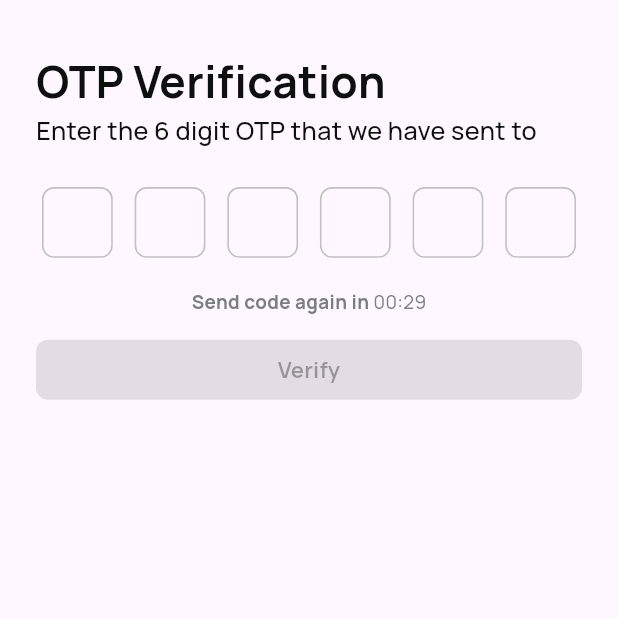
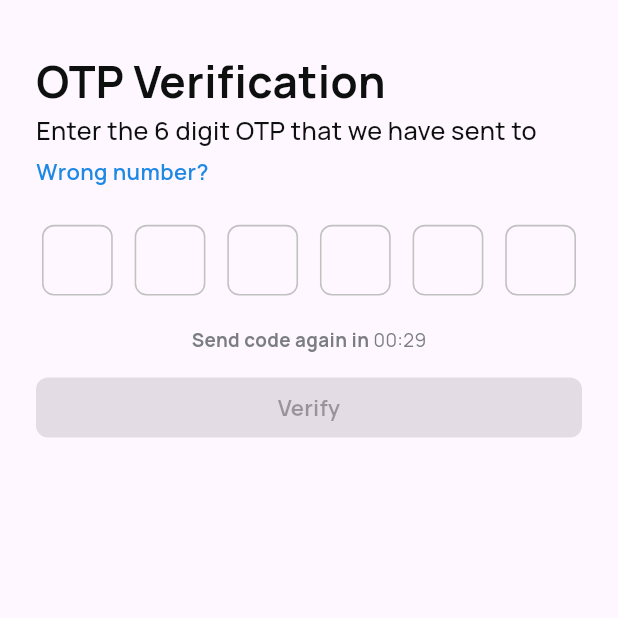
Before and after one commit to pkumarmshetty/xplor-bap, a Flutter app: the OtpView screen opened by its route, on a phone screen of 412 x 824 dp, the top half of it. Run offline on Flutter 3.47's test engine with Material 3 defaults, Android fonts, the phone set to English and light mode, and no system bars; drawn by our look-alikes of pin_code_fields; our stand-ins replace bloc, connectivity_plus, country_code_picker, dio, equatable, flutter_animate and 6 more; accounts and stored records are empty.

```diff
--- a/lib/features/on_boarding/presentation/pages/complete_kyc/complete_kyc_view.dart
+++ b/lib/features/on_boarding/presentation/pages/complete_kyc/complete_kyc_view.dart
@@ -13,7 +13,6 @@ import '../../../../../utils/extensions/font_style/font_styles.dart';
 import '../../../../../utils/extensions/padding.dart';
 import '../../../../../utils/extensions/space.dart';
 import '../../../../../config/routes/path_routing.dart';
-import '../../../../../config/services/app_services.dart';
 import '../../../../../utils/app_colors.dart';
 
 /// Importing necessary paths and services
@@ -171,9 +170,10 @@ class _CompleteKYCViewState extends State<CompleteKYCView> {
               align: TextAlign.center),
           onConfirmPressed: () {
             // Implement the action when OK button is pressed
-            Navigator.pushReplacementNamed(
-              AppServices.navState.currentContext!,
+            Navigator.pushNamedAndRemoveUntil(
+              context,
               Routes.home,
+              (route) => false, // Do not allow back navigation
             ); // Close the dialog
           },
           assetPath: 'assets/images/success_icon.svg',
--- a/lib/features/on_boarding/presentation/pages/otp/otp_view.dart
+++ b/lib/features/on_boarding/presentation/pages/otp/otp_view.dart
@@ -95,6 +95,19 @@ class _OtpViewState extends State<OtpView> {
             );
           },
         ),
+
+        AppDimensions.extraSmall.vSpace(),
+
+        GestureDetector(
+          onTap: () {
+            Navigator.pop(context); // Call method to show dialog
+          },
+          child: 'Wrong number?'.titleSemiBold(
+            size: 14.sp,
+            color: AppColors.primaryColor,
+          ),
+        ),
+
         AppDimensions.large.vSpace(),
 
         /// Build the OTP digit field.
--- a/lib/features/on_boarding/presentation/widgets/build_welcome.dart
+++ b/lib/features/on_boarding/presentation/widgets/build_welcome.dart
@@ -25,7 +25,7 @@ class WelcomeContentWidget extends StatelessWidget {
         AppDimensions.xxl.vSpace(),
 
         /// Display the title using [titleBold] extension method.
-        (title ?? 'Welcome to Xplor 👋').titleBold(),
+        (title ?? 'Welcome').titleBold(),
 
         /// Display the subtitle using [titleMedium] extension method with a size of 16.sp.
         (subTitle ?? 'Log in to your account').titleMedium(size: 16.sp),
```
Also changed, not shown: lib/utils/custom_confirmation_dialog.dart (+2 -10 lines).
